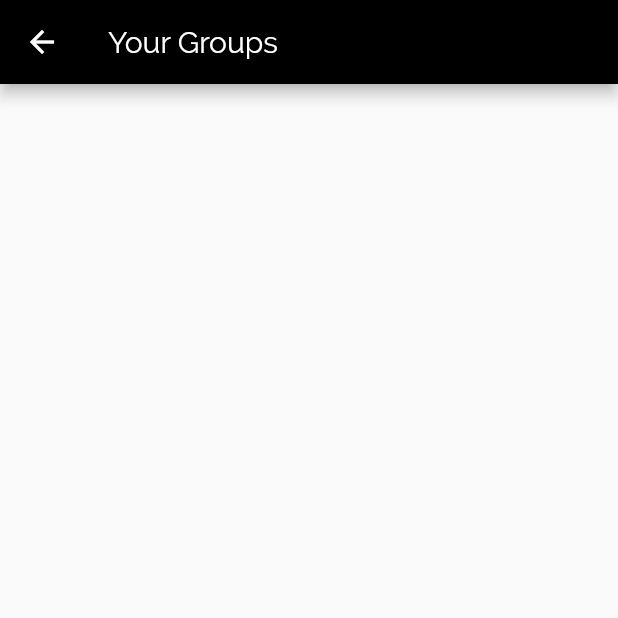
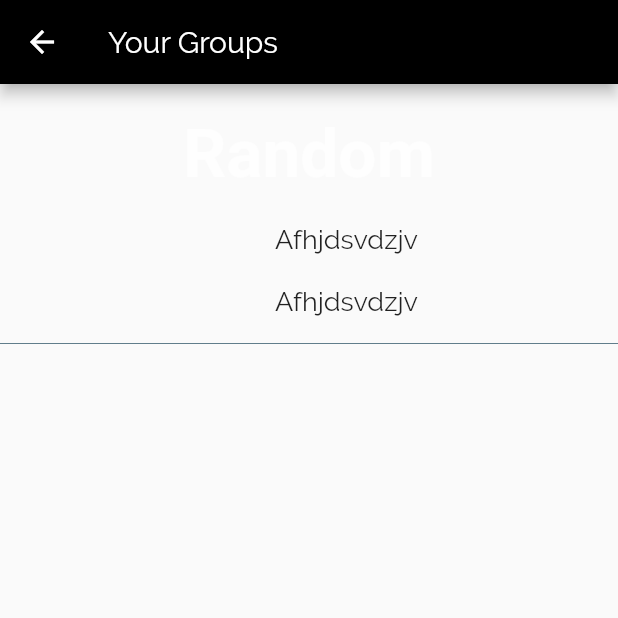
Before and after one commit to Nitish145/Credify, a Flutter app: the UserGroupsScreen screen opened directly, on a phone screen of 412 x 824 dp, the top half of it. Run offline on Flutter 3.47's test engine with Material 2 defaults, Android fonts, the phone set to English and light mode, and no system bars; our stand-ins replace contacts_service, image_picker, permission_handler, toast; missing offline and left inert: masked_text_input_formatter.

Commit message:
feat: Changing user model to implement groups

```diff
--- a/lib/Models/user_data_model.dart
+++ b/lib/Models/user_data_model.dart
@@ -20,6 +20,7 @@ class UserData {
   bool documentsUploaded;
   String documentsId;
   List<String> packages;
+  List<String> groupIds;
 
   UserData({
     this.id,
@@ -33,6 +34,7 @@ class UserData {
     this.documentsUploaded,
     this.documentsId,
     this.packages,
+    this.groupIds,
   });
 
   factory UserData.fromJson(Map<String, dynamic> json) => UserData(
@@ -47,6 +49,7 @@ class UserData {
         documentsUploaded: json["documents_uploaded"],
         documentsId: json["documents_id"],
         packages: List<String>.from(json["packages"].map((x) => x)),
+        groupIds: List<String>.from(json["group_id"].map((x) => x)),
       );
 
   Map<String, dynamic> toJson() => {
@@ -61,5 +64,6 @@ class UserData {
         "documents_uploaded": documentsUploaded,
         "documents_id": documentsId,
         "packages": List<dynamic>.from(packages.map((x) => x)),
+        "group_id": List<dynamic>.from(groupIds.map((x) => x)),
       };
 }
--- /dev/null
+++ b/lib/group_UI.dart
@@ -0,0 +1,65 @@
+import 'package:credify/contacts_model.dart';
+import 'package:flutter/material.dart';
+
+class Group extends StatefulWidget {
+  final String groupName;
+  final List<ContactsModel> groupMembersNames;
+
+  const Group({Key key, this.groupName, this.groupMembersNames})
+      : super(key: key);
+  @override
+  _GroupState createState() => _GroupState();
+}
+
+class _GroupState extends State<Group> {
+  List<Widget> groupMemberNamesWidget = [];
+
+  @override
+  void initState() {
+    super.initState();
+    generateGroupMembersWidget();
+  }
+
+  generateGroupMembersWidget() {
+    widget.groupMembersNames.forEach((contactGroup) {
+      groupMemberNamesWidget.add(Padding(
+        padding: const EdgeInsets.fromLTRB(80, 10, 30, 10),
+        child: Container(
+          child: Text(
+            contactGroup.contactName,
+            style: TextStyle(fontSize: 18),
+          ),
+        ),
+      ));
+    });
+  }
+
+  @override
+  Widget build(BuildContext context) {
+    return Container(
+      child: Align(
+        alignment: Alignment.topLeft,
+        child: Column(
+          children: <Widget>[
+            Padding(
+              padding: const EdgeInsets.fromLTRB(0, 20, 0, 10),
+              child: Text(
+                widget.groupName,
+                style: Theme.of(context)
+                    .accentTextTheme
+                    .display2
+                    .copyWith(fontWeight: FontWeight.bold),
+              ),
+            ),
+            Column(
+              children: groupMemberNamesWidget,
+            ),
+            Divider(
+              color: Colors.blueGrey,
+            )
+          ],
+        ),
+      ),
+    );
+  }
+}
--- a/lib/user_groups_screen.dart
+++ b/lib/user_groups_screen.dart
@@ -1,3 +1,5 @@
+import 'package:credify/contacts_model.dart';
+import 'package:credify/group_UI.dart';
 import 'package:flutter/material.dart';
 
 class UserGroupsScreen extends StatefulWidget {
@@ -19,9 +21,22 @@ class _UserGroupsScreenState extends State<UserGroupsScreen> {
         ),
         body: SingleChildScrollView(
           child: Column(
-          children: <Widget>[],
+            children: <Widget>[
+              Group(
+                groupName: "Random",
+                groupMembersNames: [
+                  ContactsModel(
+                    contactName: "Afhjdsvdzjv",
+                    contactNumber: "jjbajc",
                   ),
+                  ContactsModel(
+                    contactName: "Afhjdsvdzjv",
+                    contactNumber: "jjbajc",
+                  )
+                ],
+              )
+            ],
           ),
-    );
+        ));
   }
 }
```
Also changed, not shown: lib/travel_detail_screen.dart (+44 -8 lines). Lines whose indentation alone changed are shown as unchanged.
